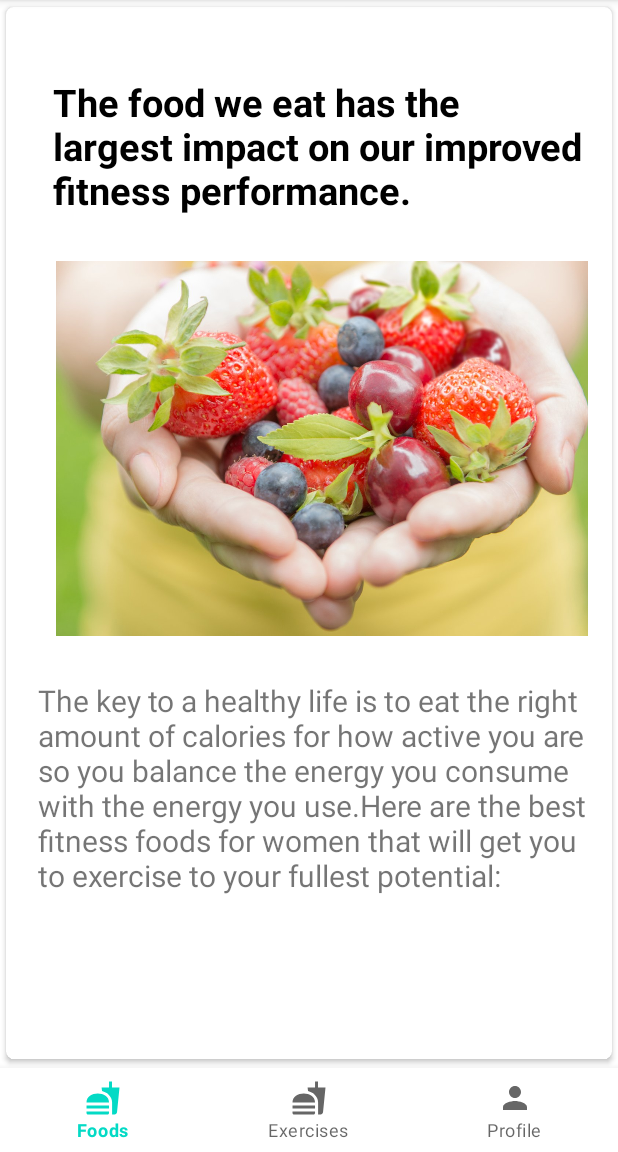
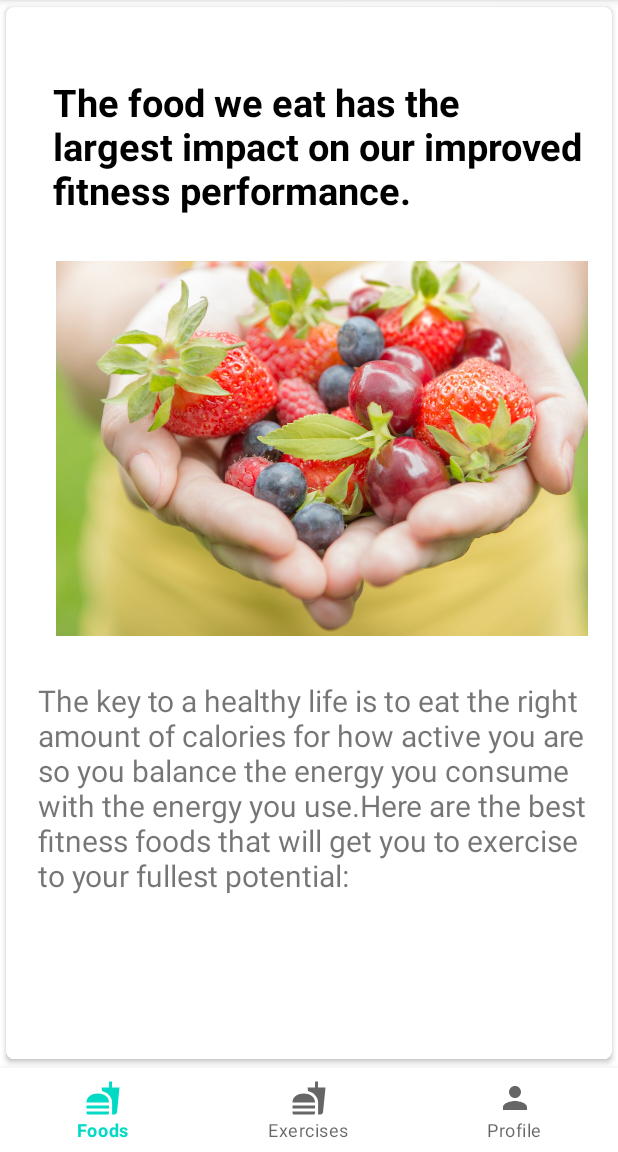
Before and after one commit to ArgjendIstogu/StayFit, an Android app: the MainActivity screen opened directly, with no data from a screen before it, on a phone screen of 412 x 824 dp, the part 84-1236 px from its top. Run offline under Robolectric (Android 15) with nearby library versions, the phone set to English and light mode, and no system bars; our stand-ins replace navigation-ui.

```diff
--- a/app/src/main/java/fiek/unipr/stayfit/MainActivity.java
+++ b/app/src/main/java/fiek/unipr/stayfit/MainActivity.java
@@ -24,7 +24,6 @@ public class MainActivity extends AppCompatActivity {
 
         getWindow().setFlags(WindowManager.LayoutParams.FLAG_FULLSCREEN,WindowManager.LayoutParams.FLAG_FULLSCREEN);
 
-        getSupportFragmentManager().beginTransaction().replace(R.id.maincontainer,new foodsFragment()).commit();
 
         BottomNavigationView bottomNavigationView = findViewById(R.id.bottomNavigationView);
         NavController navController = Navigation.findNavController(this,  R.id.fragmentContainerView);
--- a/app/src/main/java/fiek/unipr/stayfit/fragments/foodsFragment.java
+++ b/app/src/main/java/fiek/unipr/stayfit/fragments/foodsFragment.java
@@ -64,7 +64,7 @@ public class foodsFragment extends Fragment
         dataholder=new ArrayList<>();
 
 
-        datamodel ob0=new datamodel(R.drawable.healthy,"The food we eat has the largest impact on our improved fitness performance. ","The key to a healthy life is to eat the right amount of calories for how active you are so you balance the energy you consume with the energy you use.Here are the best fitness foods for women that will get you to exercise to your fullest potential:");
+        datamodel ob0=new datamodel(R.drawable.healthy,"The food we eat has the largest impact on our improved fitness performance. ","The key to a healthy life is to eat the right amount of calories for how active you are so you balance the energy you consume with the energy you use.Here are the best fitness foods that will get you to exercise to your fullest potential:");
         dataholder.add(ob0);
 
 
```
